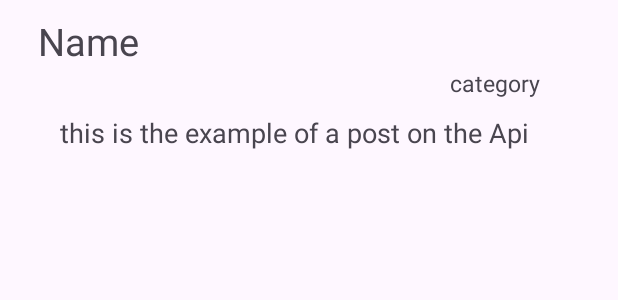
After one commit to uoseftalaat/SimpleNewsApp, an Android app: the layout postview.xml on its own in the app's theme, with its tools: preview values and no code run, on a phone screen of 412 x 824 dp. The commit adds this screen. Shown: the top 300 px of the screen. Run offline under Robolectric (Android 15) with nearby library versions, the phone set to English and light mode, and no system bars.

Commit message:
Recycler view from the Api

```diff
--- a/app/src/main/AndroidManifest.xml
+++ b/app/src/main/AndroidManifest.xml
@@ -14,7 +14,7 @@
         android:theme="@style/Theme.Apiwithretrofit"
         tools:targetApi="31">
         <activity
-            android:name=".MainActivity"
+            android:name=".ui.MainActivity"
             android:exported="true">
             <intent-filter>
                 <action android:name="android.intent.action.MAIN" />
--- a/app/src/main/java/com/example/apiwithretrofit/api/Post.kt
+++ b/app/src/main/java/com/example/apiwithretrofit/api/Post.kt
@@ -1,8 +1,6 @@
 package com.example.apiwithretrofit.api
 
 data class Post(
-    val body: String,
-    val id: Int,
-    val title: String,
-    val userId: Int
+    val sources: List<Source>,
+    val status: String
 )
--- a/app/src/main/java/com/example/apiwithretrofit/api/PostApi.kt
+++ b/app/src/main/java/com/example/apiwithretrofit/api/PostApi.kt
@@ -2,8 +2,8 @@ package com.example.apiwithretrofit.api
 
 import retrofit2.Response
 import retrofit2.http.GET
-//https://saurav.tech/NewsAPI/sources.json
+
 interface PostApi {
-    @GET("/sources.json")
-    fun getAllTodos():Response<List<Post>>
+    @GET("sources.json")
+    suspend fun getAllTodos():Response<Post>
 }
--- a/app/src/main/java/com/example/apiwithretrofit/api/postRetrofit.kt
+++ /dev/null
@@ -1,4 +0,0 @@
-package com.example.apiwithretrofit.api
-
-object postRetrofit {
-}
--- /dev/null
+++ b/app/src/main/java/com/example/apiwithretrofit/other/Constant.kt
@@ -0,0 +1,4 @@
+package com.example.apiwithretrofit.other
+
+object Constant {
+}
--- /dev/null
+++ b/app/src/main/res/layout/postview.xml
@@ -0,0 +1,36 @@
+<?xml version="1.0" encoding="utf-8"?>
+<LinearLayout xmlns:android="http://schemas.android.com/apk/res/android"
+    xmlns:tools="http://schemas.android.com/tools"
+    android:orientation="vertical"
+    android:layout_width="match_parent"
+    android:layout_height="150dp"
+    android:elevation="2dp"
+    >
+
+    <TextView
+        android:id="@+id/name"
+        android:layout_width="wrap_content"
+        android:layout_height="wrap_content"
+        tools:text="Name"
+        android:textSize="25dp"
+        android:layout_marginHorizontal="25dp"
+        android:layout_marginTop="10dp"></TextView>
+
+    <TextView
+        android:id="@+id/category"
+        android:layout_width="wrap_content"
+        android:layout_height="wrap_content"
+        android:layout_marginLeft="300dp"
+        android:textSize="15dp"
+        tools:text="category"></TextView>
+
+    <TextView
+        android:id="@+id/description"
+        android:layout_width="match_parent"
+        android:layout_height="wrap_content"
+        android:layout_marginHorizontal="40dp"
+        android:layout_marginTop="10dp"
+        android:textSize="18dp"
+        tools:text="this is the example of a post on the Api"></TextView>
+
+</LinearLayout>
--- a/build.gradle.kts
+++ b/build.gradle.kts
@@ -1,5 +1,6 @@
-// Top-level build file where you can add configuration options common to all sub-projects/modules.
+3// Top-level build file where you can add configuration options common to all sub-projects/modules.
 plugins {
     id("com.android.application") version "8.1.0" apply false
     id("org.jetbrains.kotlin.android") version "1.8.0" apply false
+    id("com.google.devtools.ksp") version "1.8.10-1.0.9" apply false
 }
```
Also changed, not shown: app/build.gradle.kts (+21 -5 lines), app/src/main/java/com/example/apiwithretrofit/MainActivity.kt (deleted, +0 -11 lines), app/src/main/java/com/example/apiwithretrofit/api/PostRetrofit.kt (added, +12 -0 lines), app/src/main/java/com/example/apiwithretrofit/api/Source.kt (added, +14 -0 lines), app/src/main/java/com/example/apiwithretrofit/recyclerview/PostRecyclerView.kt (added, +48 -0 lines), app/src/main/java/com/example/apiwithretrofit/room/Dao.kt (added, +20 -0 lines), app/src/main/java/com/example/apiwithretrofit/room/Database.kt (added, +9 -0 lines), app/src/main/java/com/example/apiwithretrofit/ui/MainActivity.kt (added, +52 -0 lines), app/src/main/res/layout/activity_main.xml (+10 -6 lines).
